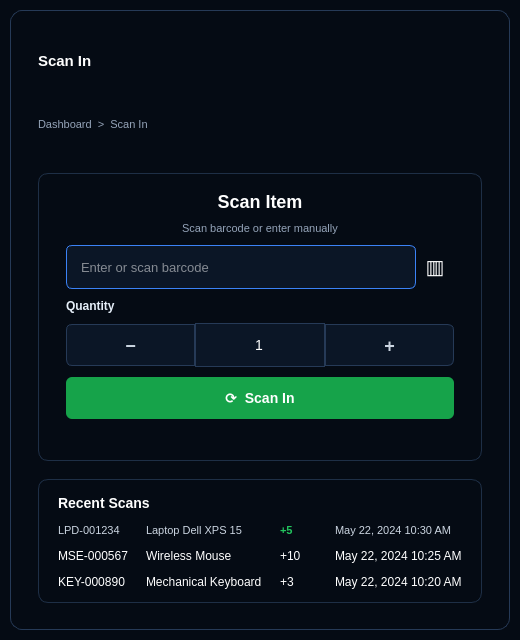
Qt form InventoryQtApp/ScanPage.ui (Felipeact/InventoryQtApp) before a commit.
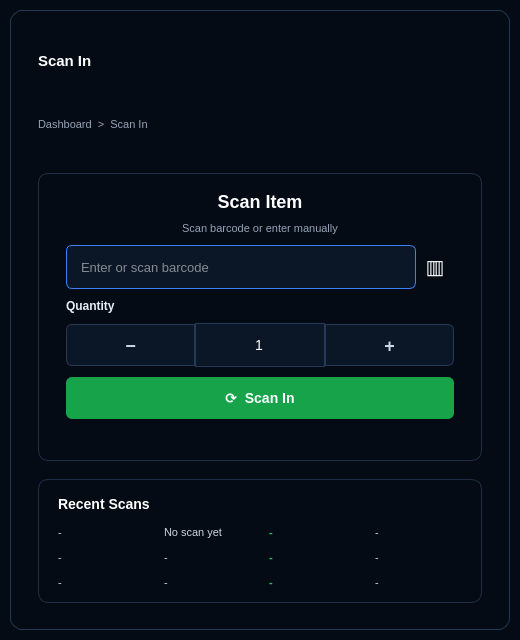
The same form after that commit.

Commit message: Scan Page recent scans showing raw data.

The edit to the form file:
```diff
--- a/InventoryQtApp/ScanPage.ui
+++ b/InventoryQtApp/ScanPage.ui
@@ -169,12 +169,20 @@
 
 				QLabel#recentCodeLabel,
 				QLabel#recentNameLabel,
-				QLabel#recentDateLabel {
+				QLabel#recentDateLabel,
+				QLabel#recentCodeLabel_2,
+				QLabel#recentNameLabel_2,
+				QLabel#recentDateLabel_2,
+				QLabel#recentCodeLabel_3,
+				QLabel#recentNameLabel_3,
+				QLabel#recentDateLabel_3 {
 				color: #CBD5E1;
 				font-size: 11px;
 				}
 
-				QLabel#recentQtyLabel {
+				QLabel#recentQtyLabel,
+				QLabel#recentQtyLabel_2,
+				QLabel#recentQtyLabel_3 {
 				color: #22C55E;
 				font-size: 11px;
 				font-weight: 800;
@@ -444,28 +452,28 @@
 											<item row="0" column="0">
 												<widget class="QLabel" name="recentCodeLabel">
 													<property name="text">
-														<string>LPD-001234</string>
+														<string>-</string>
 													</property>
 												</widget>
 											</item>
 											<item row="0" column="1">
 												<widget class="QLabel" name="recentNameLabel">
 													<property name="text">
-														<string>Laptop Dell XPS 15</string>
+														<string>No scan yet</string>
 													</property>
 												</widget>
 											</item>
 											<item row="0" column="2">
 												<widget class="QLabel" name="recentQtyLabel">
 													<property name="text">
-														<string>+5</string>
+														<string>-</string>
 													</property>
 												</widget>
 											</item>
 											<item row="0" column="3">
 												<widget class="QLabel" name="recentDateLabel">
 													<property name="text">
-														<string>May 22, 2024 10:30 AM</string>
+														<string>-</string>
 													</property>
 												</widget>
 											</item>
@@ -473,28 +481,28 @@
 											<item row="1" column="0">
 												<widget class="QLabel" name="recentCodeLabel_2">
 													<property name="text">
-														<string>MSE-000567</string>
+														<string>-</string>
 													</property>
 												</widget>
 											</item>
 											<item row="1" column="1">
 												<widget class="QLabel" name="recentNameLabel_2">
 													<property name="text">
-														<string>Wireless Mouse</string>
+														<string>-</string>
 													</property>
 												</widget>
 											</item>
 											<item row="1" column="2">
 												<widget class="QLabel" name="recentQtyLabel_2">
 													<property name="text">
-														<string>+10</string>
+														<string>-</string>
 													</property>
 												</widget>
 											</item>
 											<item row="1" column="3">
 												<widget class="QLabel" name="recentDateLabel_2">
 													<property name="text">
-														<string>May 22, 2024 10:25 AM</string>
+														<string>-</string>
 													</property>
 												</widget>
 											</item>
@@ -502,28 +510,28 @@
 											<item row="2" column="0">
 												<widget class="QLabel" name="recentCodeLabel_3">
 													<property name="text">
-														<string>KEY-000890</string>
+														<string>-</string>
 													</property>
 												</widget>
 											</item>
 											<item row="2" column="1">
 												<widget class="QLabel" name="recentNameLabel_3">
 													<property name="text">
-														<string>Mechanical Keyboard</string>
+														<string>-</string>
 													</property>
 												</widget>
 											</item>
 											<item row="2" column="2">
 												<widget class="QLabel" name="recentQtyLabel_3">
 													<property name="text">
-														<string>+3</string>
+														<string>-</string>
 													</property>
 												</widget>
 											</item>
 											<item row="2" column="3">
 												<widget class="QLabel" name="recentDateLabel_3">
 													<property name="text">
-														<string>May 22, 2024 10:20 AM</string>
+														<string>-</string>
 													</property>
 												</widget>
 											</item>
```
Left out of the diff: 5 changed lines with no effect on the pictures. The commit also changes 2 other files.
